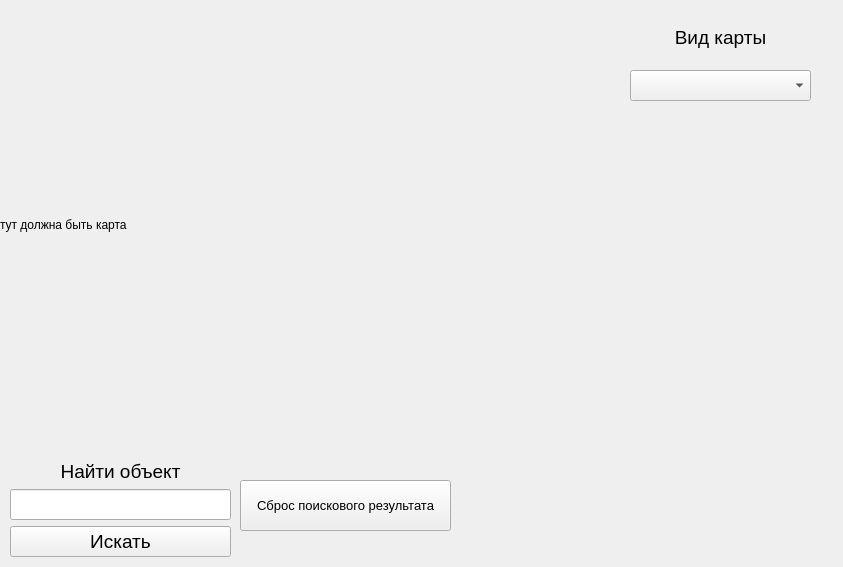
Above: GUI.ui from IvanIvanov227/YandexMaps before the change. Below: the same form after it.
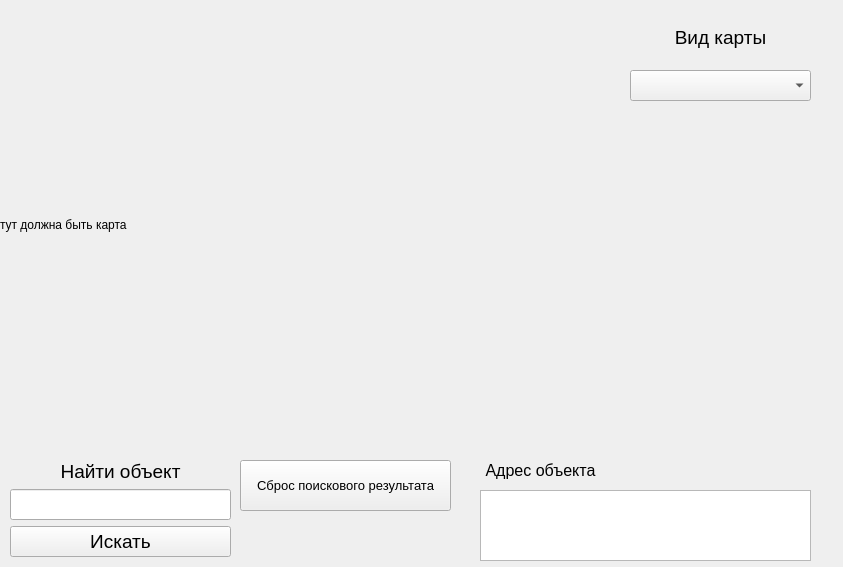
That is the form after the change.

Commit message: Решённая 8 задача(адрес объекта)

Diff of the .ui file:
```diff
--- a/GUI.ui
+++ b/GUI.ui
@@ -78,15 +78,15 @@
    <widget class="QLabel" name="error_message">
     <property name="geometry">
      <rect>
-      <x>200</x>
-      <y>510</y>
-      <width>161</width>
+      <x>240</x>
+      <y>520</y>
+      <width>211</width>
       <height>31</height>
      </rect>
     </property>
     <property name="font">
      <font>
-      <pointsize>8</pointsize>
+      <pointsize>12</pointsize>
       <weight>75</weight>
       <bold>true</bold>
      </font>
@@ -142,7 +142,7 @@
     <property name="geometry">
      <rect>
       <x>240</x>
-      <y>480</y>
+      <y>460</y>
       <width>211</width>
       <height>51</height>
      </rect>
@@ -156,6 +156,39 @@
      <string>Сброс поискового результата</string>
     </property>
    </widget>
+   <widget class="QLabel" name="label_3">
+    <property name="geometry">
+     <rect>
+      <x>470</x>
+      <y>450</y>
+      <width>141</width>
+      <height>41</height>
+     </rect>
+    </property>
+    <property name="font">
+     <font>
+      <pointsize>12</pointsize>
+      <weight>50</weight>
+      <bold>false</bold>
+     </font>
+    </property>
+    <property name="text">
+     <string>Адрес объекта</string>
+    </property>
+    <property name="alignment">
+     <set>Qt::AlignCenter</set>
+    </property>
+   </widget>
+   <widget class="QPlainTextEdit" name="address_toponym">
+    <property name="geometry">
+     <rect>
+      <x>480</x>
+      <y>490</y>
+      <width>331</width>
+      <height>71</height>
+     </rect>
+    </property>
+   </widget>
   </widget>
  </widget>
  <resources/>
```
Left out of the diff: 2 changed lines with no effect on the pictures. The commit also changes 1 other file.
